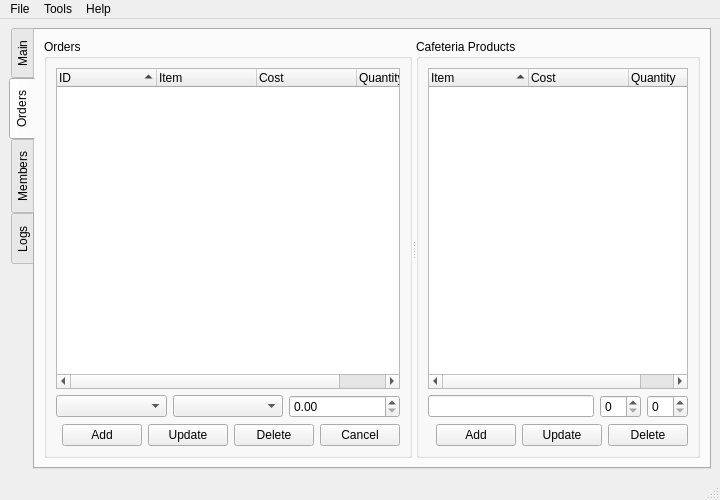
Old version of the form pykafe/server/mainwindow.ui in the repository jnmbk/pykafe.
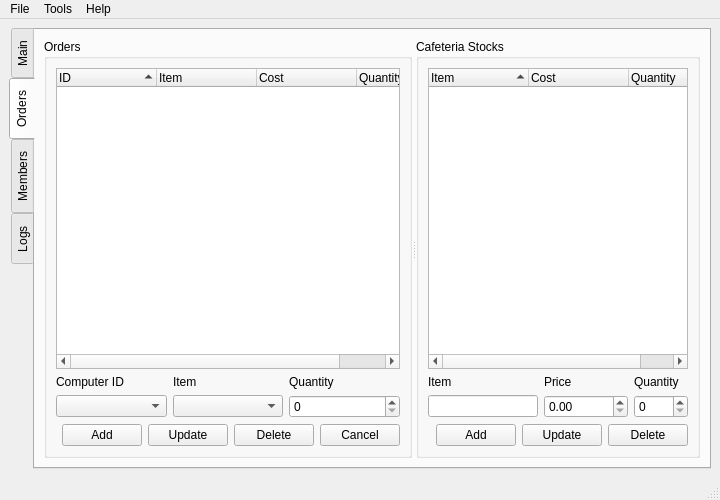
New version of the form. The open tabs and pages were chosen to show the change. Icons and pictures are not drawn.

Commit message: fixes and products system

Patch:
```diff
--- a/pykafe/server/mainwindow.ui
+++ b/pykafe/server/mainwindow.ui
@@ -369,21 +369,42 @@
              </widget>
             </item>
             <item row="1" column="0" colspan="5" >
-             <layout class="QHBoxLayout" >
+             <layout class="QGridLayout" >
               <property name="margin" >
                <number>0</number>
               </property>
               <property name="spacing" >
                <number>6</number>
               </property>
-              <item>
+              <item row="0" column="1" >
+               <widget class="QLabel" name="label_8" >
+                <property name="text" >
+                 <string>Item</string>
+                </property>
+               </widget>
+              </item>
+              <item row="1" column="0" >
                <widget class="QComboBox" name="orders_idComboBox" />
               </item>
-              <item>
+              <item row="0" column="0" >
+               <widget class="QLabel" name="label_7" >
+                <property name="text" >
+                 <string>Computer ID</string>
+                </property>
+               </widget>
+              </item>
+              <item row="0" column="2" >
+               <widget class="QLabel" name="label_9" >
+                <property name="text" >
+                 <string>Quantity</string>
+                </property>
+               </widget>
+              </item>
+              <item row="1" column="1" >
                <widget class="QComboBox" name="orders_itemComboBox" />
               </item>
-              <item>
-               <widget class="QDoubleSpinBox" name="orders_spinBox1" />
+              <item row="1" column="2" >
+               <widget class="QSpinBox" name="orders_spinBox_1" />
               </item>
              </layout>
             </item>
@@ -418,7 +439,7 @@
           </widget>
           <widget class="QGroupBox" name="groupBox_3" >
            <property name="title" >
-            <string>Cafeteria Products</string>
+            <string>Cafeteria Stocks</string>
            </property>
            <layout class="QGridLayout" >
             <property name="margin" >
@@ -493,21 +514,50 @@
              </widget>
             </item>
             <item row="1" column="0" colspan="4" >
-             <layout class="QHBoxLayout" >
+             <layout class="QGridLayout" >
               <property name="margin" >
                <number>0</number>
               </property>
               <property name="spacing" >
                <number>6</number>
               </property>
-              <item>
+              <item row="1" column="0" >
                <widget class="QLineEdit" name="orders_itemLineEdit" />
               </item>
-              <item>
-               <widget class="QSpinBox" name="orders_spinBox_2" />
+              <item row="0" column="2" >
+               <widget class="QLabel" name="label_6" >
+                <property name="text" >
+                 <string>Quantity</string>
+                </property>
+               </widget>
               </item>
-              <item>
-               <widget class="QSpinBox" name="orders_spinBox_3" />
+              <item row="0" column="1" >
+               <widget class="QLabel" name="label_5" >
+                <property name="text" >
+                 <string>Price</string>
+                </property>
+               </widget>
+              </item>
+              <item row="0" column="0" >
+               <widget class="QLabel" name="label_4" >
+                <property name="text" >
+                 <string>Item</string>
+                </property>
+               </widget>
+              </item>
+              <item row="1" column="2" >
+               <widget class="QSpinBox" name="orders_spinBox_3" >
+                <property name="maximum" >
+                 <number>5000</number>
+                </property>
+               </widget>
+              </item>
+              <item row="1" column="1" >
+               <widget class="QDoubleSpinBox" name="orders_spinBox_2" >
+                <property name="maximum" >
+                 <double>1000000000.000000000000000</double>
+                </property>
+               </widget>
               </item>
              </layout>
             </item>
```
Left out of the diff: 230 changed lines with no effect on the pictures. The commit also changes 2 other files.
